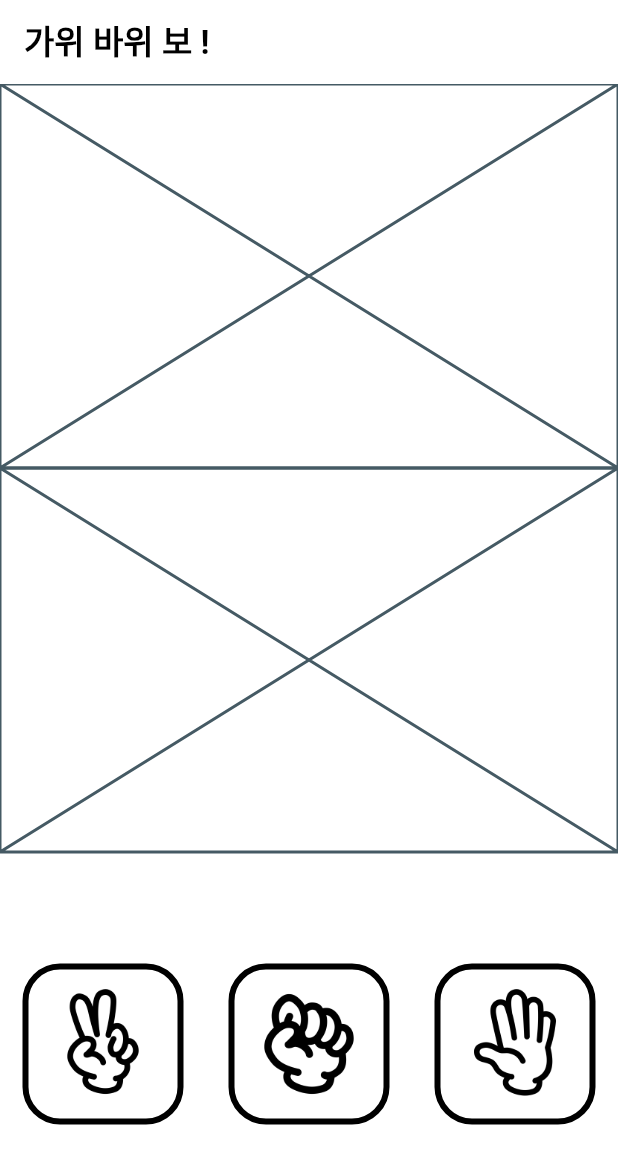
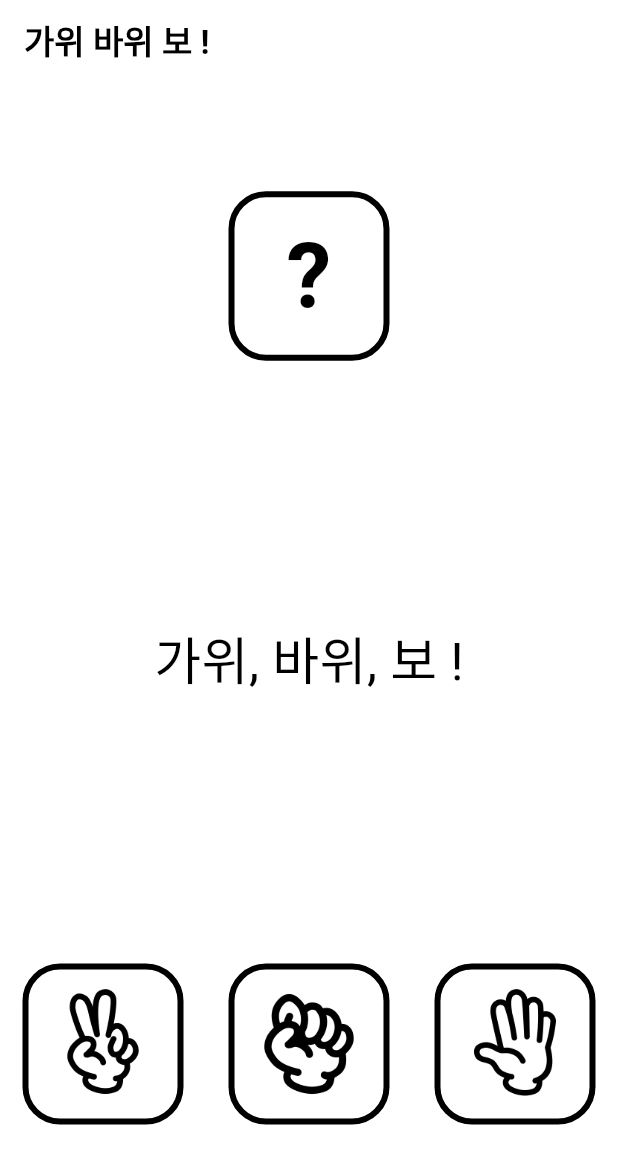
Before and after one commit to b00db/flutter-ui-practice, a Flutter app: the screen it shows after launch, on a phone screen of 412 x 824 dp. Shown: the top 1164 px of the screen. Run offline on Flutter 3.47's test engine with Material 2 defaults, Android fonts, the phone set to English and light mode, and no system bars; our stand-ins replace font_awesome_flutter.

Commit message:
[ADD] Cpu 화면 및 결과 화면 구현 및 가위바위보 로직 추가

```diff
--- a/rsp_game/lib/game/enum.dart
+++ b/rsp_game/lib/game/enum.dart
@@ -7,3 +7,13 @@ enum InputType {
 
   String get path => '$assetsPath/$name.png';
 }
+
+enum Result {
+  win('승리'),
+  draw('무승부'),
+  lose('패배');
+
+  const Result(this.displayString);
+
+  final String displayString;
+}
--- a/rsp_game/lib/game/game_body.dart
+++ b/rsp_game/lib/game/game_body.dart
@@ -1,3 +1,5 @@
+import 'dart:math';
+
 import 'package:flutter/material.dart';
 import 'package:rsp_game/game/enum.dart';
 import 'package:rsp_game/game/widget/cpu_input.dart';
@@ -13,26 +15,35 @@ class GameBody extends StatefulWidget {
 
 class _GameBodyState extends State<GameBody> {
   late bool isDone;
-  late InputType? _userInput;
+  InputType? _userInput;
+  late InputType _cpuInput;
 
   @override
   void initState() {
     // TODO: implement initState
     super.initState();
     isDone = false;
+    setCpuInput();
   }
 
   @override
   Widget build(BuildContext context) {
     return Column(
       children: [
-        Expanded(child: CpuInput(isDone: isDone)),
-        Expanded(child: GameResult(isDone: isDone)),
+        Expanded(child: CpuInput(isDone: isDone, cpuInput: _cpuInput)),
         Expanded(
-            child: UserInput(
+            child: GameResult(
           isDone: isDone,
-          callback: setUserInput,
+          result: getResult(),
+          callback: reset,
         )),
+        Expanded(
+          child: UserInput(
+            isDone: isDone,
+            userInput: _userInput,
+            callback: setUserInput,
+          ),
+        ),
       ],
     );
   }
@@ -43,4 +54,58 @@ class _GameBodyState extends State<GameBody> {
       _userInput = userInput;
     });
   }
+
+  void setCpuInput() {
+    final random = Random();
+    _cpuInput = InputType.values[random.nextInt(3)];
+  }
+
+  void reset() {
+    setState(() {
+      isDone = false;
+      setCpuInput();
+    });
+  }
+
+  Result? getResult() {
+    if (_userInput == null) return null;
+
+    switch (_userInput!) {
+      case InputType.rock:
+        switch (_cpuInput) {
+          case InputType.rock:
+            return Result.draw;
+
+          case InputType.scissors:
+            return Result.win;
+
+          case InputType.paper:
+            return Result.lose;
+        }
+
+      case InputType.scissors:
+        switch (_cpuInput) {
+          case InputType.rock:
+            return Result.lose;
+
+          case InputType.scissors:
+            return Result.draw;
+
+          case InputType.paper:
+            return Result.win;
+        }
+
+      case InputType.paper:
+        switch (_cpuInput) {
+          case InputType.rock:
+            return Result.win;
+
+          case InputType.scissors:
+            return Result.lose;
+
+          case InputType.paper:
+            return Result.draw;
+        }
+    }
+  }
 }
--- a/rsp_game/lib/game/widget/cpu_input.dart
+++ b/rsp_game/lib/game/widget/cpu_input.dart
@@ -1,12 +1,46 @@
 import 'package:flutter/material.dart';
+import 'package:rsp_game/game/enum.dart';
+import 'package:rsp_game/game/widget/input_card.dart';
 
 class CpuInput extends StatelessWidget {
   final bool isDone;
+  final InputType cpuInput;
 
-  const CpuInput({required this.isDone, super.key});
+  const CpuInput({
+    required this.isDone,
+    required this.cpuInput,
+    super.key,
+  });
 
   @override
   Widget build(BuildContext context) {
-    return const Placeholder();
+    return Row(
+      children: [
+        const Expanded(child: SizedBox.shrink()),
+        InputCard(
+          child: getCpuInput(),
+        ),
+        const Expanded(child: SizedBox.shrink()),
+      ],
+    );
+  }
+
+  Widget getCpuInput() {
+    if (isDone) {
+      return Image.asset(cpuInput.path);
+    }
+
+    return const SizedBox(
+      height: 85,
+      child: Center(
+        child: Text(
+          "?",
+          style: TextStyle(
+            fontSize: 60,
+            fontWeight: FontWeight.bold,
+          ),
+        ),
+      ),
+    );
   }
 }
--- a/rsp_game/lib/game/widget/game_result.dart
+++ b/rsp_game/lib/game/widget/game_result.dart
@@ -1,12 +1,50 @@
 import 'package:flutter/material.dart';
+import 'package:rsp_game/game/enum.dart';
 
 class GameResult extends StatelessWidget {
   final bool isDone;
+  final Result? result;
+  final VoidCallback callback;
 
-  const GameResult({required this.isDone, super.key});
+  const GameResult({
+    required this.isDone,
+    this.result,
+    required this.callback,
+    super.key,
+  });
 
   @override
   Widget build(BuildContext context) {
-    return const Placeholder();
+    if (isDone) {
+      return Row(
+        mainAxisAlignment: MainAxisAlignment.center,
+        crossAxisAlignment: CrossAxisAlignment.center,
+        children: [
+          Text(
+            result!.displayString,
+            style: const TextStyle(
+              fontSize: 34,
+            ),
+          ),
+          const SizedBox(width: 8),
+          IconButton(
+            onPressed: () => callback.call(),
+            icon: const Icon(
+              Icons.refresh_rounded,
+            ),
+            iconSize: 34.0,
+          )
+        ],
+      );
+    }
+
+    return const Center(
+      child: Text(
+        "가위, 바위, 보 !",
+        style: TextStyle(
+          fontSize: 34,
+        ),
+      ),
+    );
   }
 }
--- a/rsp_game/lib/game/widget/input_card.dart
+++ b/rsp_game/lib/game/widget/input_card.dart
@@ -5,7 +5,7 @@ class InputCard extends StatelessWidget {
   final Widget child;
 
   const InputCard({
-    required this.callback,
+    this.callback,
     required this.child,
     super.key,
   });
--- a/rsp_game/lib/game/widget/user_input.dart
+++ b/rsp_game/lib/game/widget/user_input.dart
@@ -4,12 +4,30 @@ import 'package:rsp_game/game/widget/input_card.dart';
 
 class UserInput extends StatelessWidget {
   final bool isDone;
+  final InputType? userInput;
   final Function(InputType) callback;
 
-  const UserInput({required this.isDone, required this.callback, super.key});
+  const UserInput({
+    this.userInput,
+    required this.isDone,
+    required this.callback,
+    super.key,
+  });
 
   @override
   Widget build(BuildContext context) {
+    if (isDone) {
+      return Row(
+        children: [
+          const Expanded(child: SizedBox.shrink()),
+          InputCard(
+            child: Image.asset(userInput!.path),
+          ),
+          const Expanded(child: SizedBox.shrink()),
+        ],
+      );
+    }
+
     return Row(
       children: _getInputs(callback),
     );
--- a/rsp_game/lib/main.dart
+++ b/rsp_game/lib/main.dart
@@ -2,7 +2,18 @@ import 'package:flutter/material.dart';
 import 'package:rsp_game/game/game_body.dart';
 
 void main() {
-  runApp(MaterialApp(
+  runApp(const RSPApp());
+}
+
+class RSPApp extends StatelessWidget {
+  const RSPApp({
+    super.key,
+  });
+
+  @override
+  Widget build(BuildContext context) {
+    return MaterialApp(
+      debugShowCheckedModeBanner: false,
       theme: ThemeData(
         colorScheme: const ColorScheme.light(
           primary: Colors.white,
@@ -22,5 +33,6 @@ void main() {
         ),
         body: const GameBody(),
       ),
-  ));
+    );
   }
+}
```
Also changed, not shown: rsp_game/assets/rsp1.png (added), rsp_game/assets/rsp2.png (added), 2 other files. Lines whose indentation alone changed are shown as unchanged.
